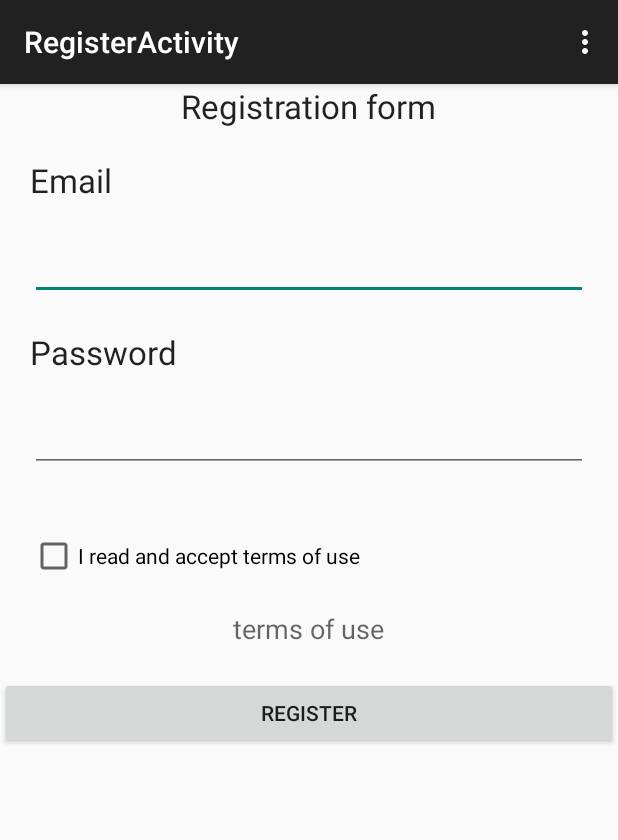
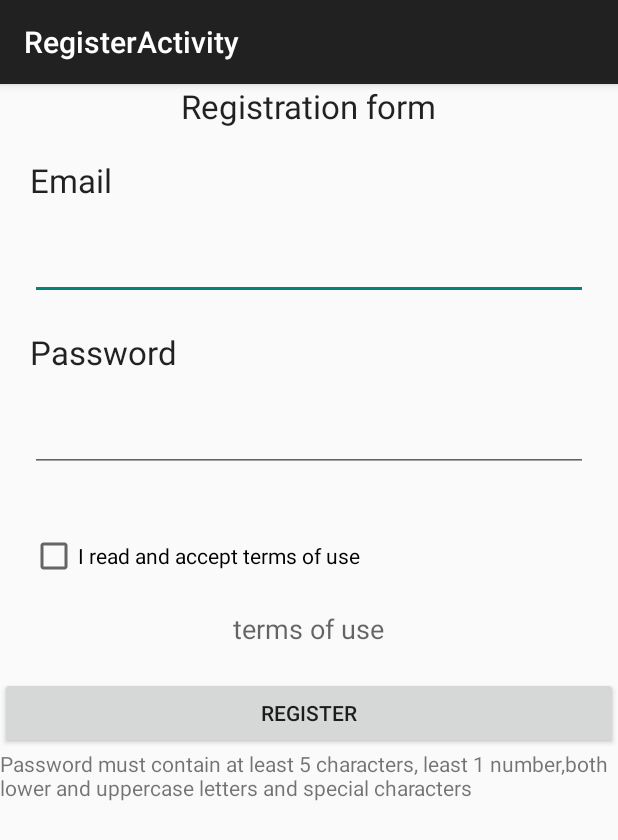
Before and after one commit to blstream/myHoard_Android, an Android app: the RegisterActivity screen opened directly, with no data from a screen before it, after a tap on "REGISTER", on a phone screen of 412 x 824 dp. Shown: the top 840 px of the screen. Run offline under Robolectric (Android 15) with nearby library versions, the phone set to English and light mode, and no system bars.

Commit message:
[ADD] Small validation in registry form
[ADD] Description about password

```diff
--- a/myHoard/src/main/java/com/myhoard/app/activities/RegisterActivity.java
+++ b/myHoard/src/main/java/com/myhoard/app/activities/RegisterActivity.java
@@ -1,5 +1,6 @@
 package com.myhoard.app.activities;
 
+import android.content.Intent;
 import android.support.v4.app.FragmentManager;
 import android.support.v7.app.ActionBarActivity;
 import android.os.Bundle;
@@ -24,15 +25,15 @@ import java.util.regex.Pattern;
 
 public class RegisterActivity extends ActionBarActivity {
 
-    private TextView terms;
+
     private EditText email_registry;
     private EditText password_registry;
     private Pattern pattern;
-    private Button registry_button;
     private Matcher matcher;
     private CheckBox checkBox_registry;
+    private static final String password_pattern = "^(?=.[a-z])(?=.[A-Z])(?=.\\d)(?=.[$@$!%?&])[A-Za-z\\d$@$!%?&]{5,}";
 
-    private static final String password_pattern = "( (?=.*\\d)(?=.*[a-z])(?=.*[A-Z])(?=.*[@#$%]).{5,10} )";
+    // "( (?=.*\\d)(?=.*[a-z])(?=.*[A-Z])(?=.*[@#$%]).{5,10} )";
 
             //
 
@@ -42,19 +43,12 @@ public class RegisterActivity extends ActionBarActivity {
         super.onCreate(savedInstanceState);
         setContentView(R.layout.activity_register);
 
-        terms = (TextView)findViewById(R.id.text_term);
+        TextView terms = (TextView)findViewById(R.id.text_term);
         email_registry = (EditText)findViewById(R.id.email_register);
         password_registry = (EditText)findViewById(R.id.password_register);
-        registry_button = (Button)findViewById(R.id.reg_button);
+        Button registry_button = (Button)findViewById(R.id.reg_button);
         checkBox_registry = (CheckBox)findViewById(R.id.checkBox_reg);
         pattern = pattern.compile(password_pattern);
-
-
-
-
-
-
-
 
         registry_button.setOnClickListener(new View.OnClickListener() {
             @Override
@@ -63,11 +57,6 @@ public class RegisterActivity extends ActionBarActivity {
             validation();
             }
         });
-
-
-
-
-
 
         terms.setOnClickListener(new View.OnClickListener() {
             @Override
@@ -80,28 +69,6 @@ public class RegisterActivity extends ActionBarActivity {
 
     }
 
-
-
-    @Override
-    public boolean onCreateOptionsMenu(Menu menu) {
-
-        // Inflate the menu; this adds items to the action bar if it is present.
-        getMenuInflater().inflate(R.menu.register, menu);
-        return true;
-    }
-
-    @Override
-    public boolean onOptionsItemSelected(MenuItem item) {
-        // Handle action bar item clicks here. The action bar will
-        // automatically handle clicks on the Home/Up button, so long
-        // as you specify a parent activity in AndroidManifest.xml.
-        int id = item.getItemId();
-        if (id == R.id.action_settings) {
-            return true;
-        }
-        return super.onOptionsItemSelected(item);
-    }
-
     public void validation()
     {
         matcher = pattern.matcher(password_registry.getText().toString());
@@ -109,23 +76,37 @@ public class RegisterActivity extends ActionBarActivity {
         if (matcher.matches() == true && email_registry.length() > 0 && checkBox_registry.isChecked() )
         {
 
-            Toast.makeText(getApplicationContext(),"z" + matcher.matches() ,Toast.LENGTH_SHORT).show();
+            Toast.makeText(getApplicationContext(),getString(R.string.registration_succesfully),Toast.LENGTH_SHORT).show();
+            Intent intent = new Intent(this,LoginActivity.class);
+            startActivity(intent);
         }
         else if (email_registry.length() == 0 && password_registry.length() == 0 )
         {
-            Toast.makeText(getApplicationContext(), "You cannot registry without login and password" ,Toast.LENGTH_SHORT).show();
+            Toast.makeText(getApplicationContext(), getString(R.string.email_and_password_registration_empty) ,Toast.LENGTH_SHORT).show();
+        }
+        else if (email_registry.length() == 0 && !checkBox_registry.isChecked())
+        {
+            Toast.makeText(getApplicationContext(), getString(R.string.email_and_checkbox_registration_empty) ,Toast.LENGTH_SHORT).show();
+        }
+        else if (password_registry.length() == 0 && !checkBox_registry.isChecked())
+        {
+            Toast.makeText(getApplicationContext(), getString(R.string.password_and_checkbox_registration_empty) ,Toast.LENGTH_SHORT).show();
         }
         else if (email_registry.length() == 0 )
         {
-            Toast.makeText(getApplicationContext(), "Please write your email" ,Toast.LENGTH_SHORT).show();
+            Toast.makeText(getApplicationContext(), getString(R.string.email_registration_empty) ,Toast.LENGTH_SHORT).show();
         }
         else if (password_registry.length() == 0)
         {
-            Toast.makeText(getApplicationContext(), "Please write your password" ,Toast.LENGTH_SHORT).show();
+            Toast.makeText(getApplicationContext(), getString(R.string.password_registration_empty) ,Toast.LENGTH_SHORT).show();
         }
         else if (!checkBox_registry.isChecked())
         {
-            Toast.makeText(getApplicationContext(), "You have to accept the terms of use",Toast.LENGTH_SHORT).show();
+            Toast.makeText(getApplicationContext(), getString(R.string.checkbox_not_check_registration),Toast.LENGTH_SHORT).show();
+        }
+        if(!matcher.matches())
+        {
+            Toast.makeText(getApplicationContext(),getString(R.string.read_info_password),Toast.LENGTH_SHORT).show();
         }
 
 
--- a/myHoard/src/main/java/com/myhoard/app/fragments/TermsFragment.java
+++ b/myHoard/src/main/java/com/myhoard/app/fragments/TermsFragment.java
@@ -21,7 +21,7 @@ public class TermsFragment extends DialogFragment {
 
 
 
-        getDialog().setTitle("terms of use");
+        getDialog().setTitle(getString(R.string.terms_of_use));
         View v = inflater.inflate(R.layout.terms_fragment_activity,container,false);
         text = (TextView)v.findViewById(R.id.text_term_fragment);
 
--- a/myHoard/src/main/res/layout/activity_register.xml
+++ b/myHoard/src/main/res/layout/activity_register.xml
@@ -11,7 +11,8 @@
         <LinearLayout
             android:orientation="vertical"
             android:layout_width="fill_parent"
-            android:layout_height="fill_parent">
+            android:layout_height="fill_parent"
+            android:weightSum="1">
 
             <TextView
                 android:layout_width="wrap_content"
@@ -78,6 +79,13 @@
                 android:id="@+id/reg_button"
                 android:layout_gravity="center_horizontal" />
 
+            <TextView
+                android:layout_width="wrap_content"
+                android:layout_height="wrap_content"
+                android:textAppearance="?android:attr/textAppearanceSmall"
+                android:text="@string/password_information"
+                android:id="@+id/textView4" />
+
         </LinearLayout>
     </RelativeLayout>
 </ScrollView>
--- a/myHoard/src/main/res/values/strings.xml
+++ b/myHoard/src/main/res/values/strings.xml
@@ -1,30 +1,41 @@
 <?xml version="1.0" encoding="utf-8"?>
 <resources>
 
+    <string name="action_new_collection">New Collection</string>
+    <string name="action_settings">Settings</string>
+    <string name="Accept_of_terms">I read and accept terms of use</string>
     <string name="app_name">MyHoard</string>
-    <string name="hello_world">Hello world!</string>
-    <string name="action_settings">Settings</string>
-    <string name="noentries">Add a new collection in the upper right corner</string>
-    <string name="collection_name">Collection name:</string>
+    <string name="blabla">blablablablablablablablablablablablablablablablablablablablablablablablablablablablablablablablablablablablablablablablablablablablablablablablablablabla</string>
+    <string name="checkbox_not_check_registration">You have to accept the terms of use</string>
+    <string name="collection_add">ADD COLLECTION</string>
     <string name="collection_avatar">Avatar:</string>
     <string name="collection_description">Description:</string>
-    <string name="collection_add">ADD COLLECTION</string>
-    <string name="action_new_collection">New Collection</string>
-    <string name="required_name_collection">Required collection name</string>
+    <string name="collection_name">Collection name:</string>
+    <string name="Email">Email</string>
+    <string name="email_and_checkbox_registration_empty">Please write your email and accept terms of use</string>
+    <string name="email_and_password_registration_empty">You cannot registry without login and password</string>
+    <string name="email_registration_empty">Please write your email</string>
+    <string name="hello_world">Hello world!</string>
+    <string name="Login">Login</string>
     <string name="menu_delete">Delete</string>
     <string name="menu_edit">Edit</string>
+    <string name="noentries">Add a new collection in the upper right corner</string>
+    <string name="Password">Password</string>
+    <string name="password_and_checkbox_registration_empty">Please write you password and accept terms of use</string>
+    <string name="password_information">Password must contain at least 5 characters, least 1 number,both lower and uppercase letters and special characters</string>
+    <string name="password_registration_empty">Please write your password</string>
+    <string name="read_info_password">Please read information about creating password</string>
+    <string name="Register">Register</string>
+    <string name="Registration_form">Registration form</string>
+    <string name="Registration_link">New to myHoard? Register here</string>
+    <string name="registration_succesfully">Registration succesfully</string>
+    <string name="Remember_me">Remember me</string>
+    <string name="required_name_collection">Required collection name</string>
+    <string name="terms_of_use">terms of use</string>
+    <string name="title_activity_log">Log</string>
     <string name="title_activity_login">LoginActivity</string>
-    <string name="Login">Login</string>
-    <string name="Email">Email</string>
-    <string name="Password">Password</string>
-    <string name="Register">Register</string>
     <string name="title_activity_register">RegisterActivity</string>
-    <string name="Registration_form">Registration form</string>
-    <string name="terms_of_use">terms of use</string>
-    <string name="Accept_of_terms">I read and accept terms of use</string>
-    <string name="blabla">blablablablablablablablablablablablablablablablablablablablablablablablablablablablablablablablablablablablablablablablablablablablablablablablablablabla</string>
-    <string name="title_activity_log">Log</string>
-    <string name="Registration_link">New to myHoard? Register here</string>
-    <string name="Remember_me">Remember me</string>
+
+
 
 </resources>
```
Also changed, not shown: myHoard/src/main/java/com/myhoard/app/activities/LoginActivity.java (+5 -38 lines), myHoard/src/main/res/menu/log.xml (added, +10 -0 lines).
